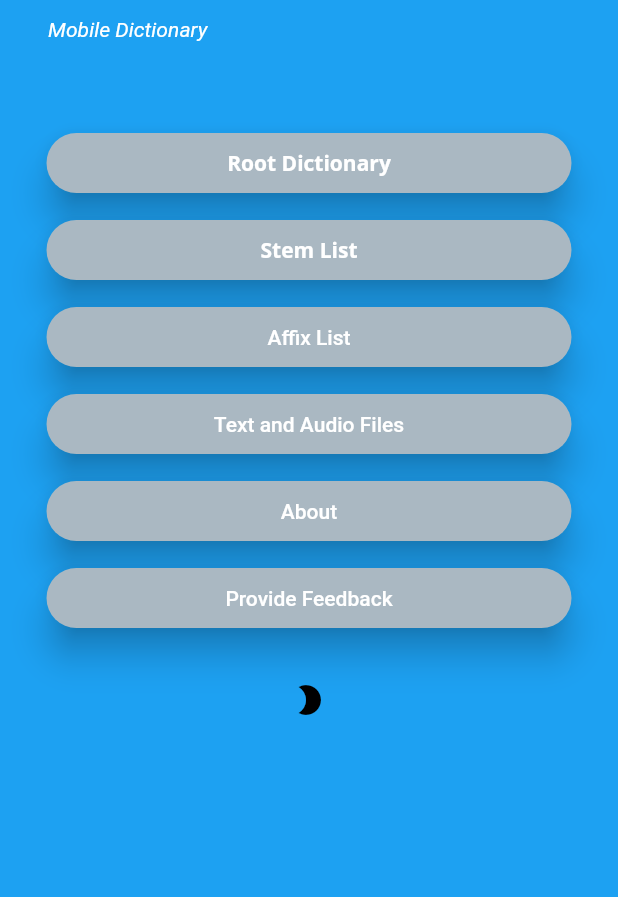
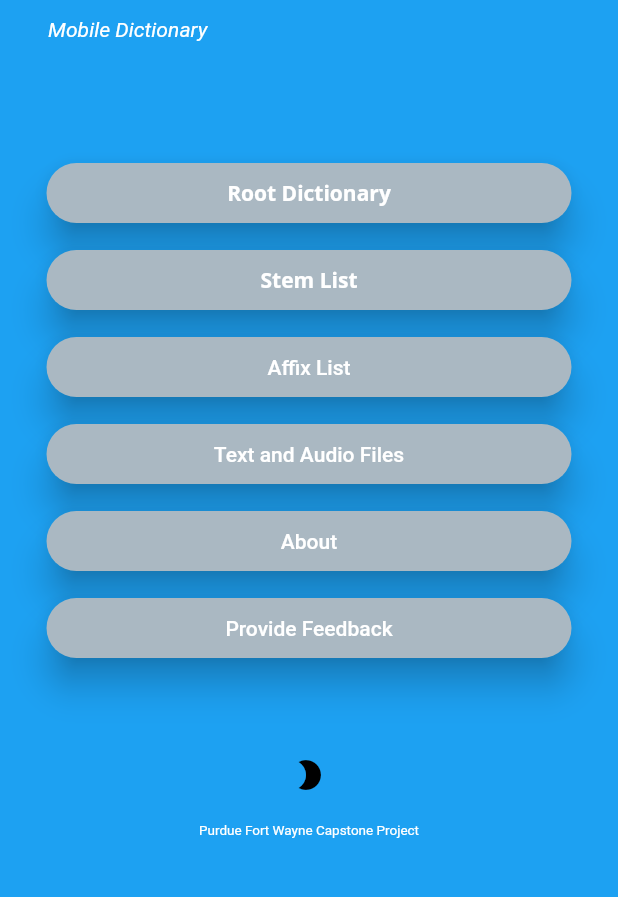
Before and after one commit to Brandz96/Coeur-D-Alene-MD, a Flutter app: the screen it shows after launch, on a phone screen of 412 x 824 dp, the part 218-1115 px from its top. Run offline on Flutter 3.47's test engine with Material 2 defaults, Android fonts, the phone set to English and light mode, and no system bars; our stand-ins replace cloud_firestore, flutter_spinkit, fluttertoast; accounts and stored records are empty.

Commit message:
Added the loading screen to the most current version of the application. Added PFW Capstone Project wrirting under the dark mode icon.

```diff
--- a/lib/HomePage.dart
+++ b/lib/HomePage.dart
@@ -5,6 +5,7 @@ import 'StemPage.dart';
 import 'AudioPage.dart';
 import 'AffixPage.dart';
 import 'FeedBackPage.dart';
+import 'main.dart';
 
 class Home extends StatefulWidget {
   Home({Key key, this.title}) : super(key: key);
@@ -27,7 +28,7 @@ class _Home extends State<Home> {
         crossAxisAlignment: CrossAxisAlignment.start,
         children: <Widget>[
           new Container(
-            height: 230,
+            height: 250,
             width: double.infinity,
             decoration: BoxDecoration(
               borderRadius: BorderRadius.only(
@@ -266,7 +267,7 @@ class _Home extends State<Home> {
                           ),
                         ))),
                 Padding(
-                    padding: EdgeInsets.only(top: 20),
+                    padding: EdgeInsets.only(top: 50),
                     child: IconButton(
                         icon: Icon(Icons.brightness_2),
                         color: iconColor,
@@ -291,7 +292,19 @@ class _Home extends State<Home> {
                           });
 
                           print(counter);
-                        })),
+                        }
+                    )
+                ),
+                Padding(
+                  padding: const EdgeInsets.only(top: 8.0),
+                  child: Text(
+                    'Purdue Fort Wayne Capstone Project',
+                    style: TextStyle(
+                      fontSize: 9,
+                      color: Colors.white,
+                    ),
+                  ),
+                )
               ],
             ),
           ),
--- a/pubspec.yaml
+++ b/pubspec.yaml
@@ -23,6 +23,7 @@ dependencies:
   #intro_slider: ^1.0.8
   http: ^0.12.0+1
   url_launcher: ^3.0.2
+  flutter_spinkit: "^4.1.2"
   # The following adds the Cupertino Icons font to your application.
   # Use with the CupertinoIcons class for iOS style icons.
   cupertino_icons: ^0.1.2
```
Also changed, not shown: lib/main.dart (+63 -2 lines), pubspec.lock.
